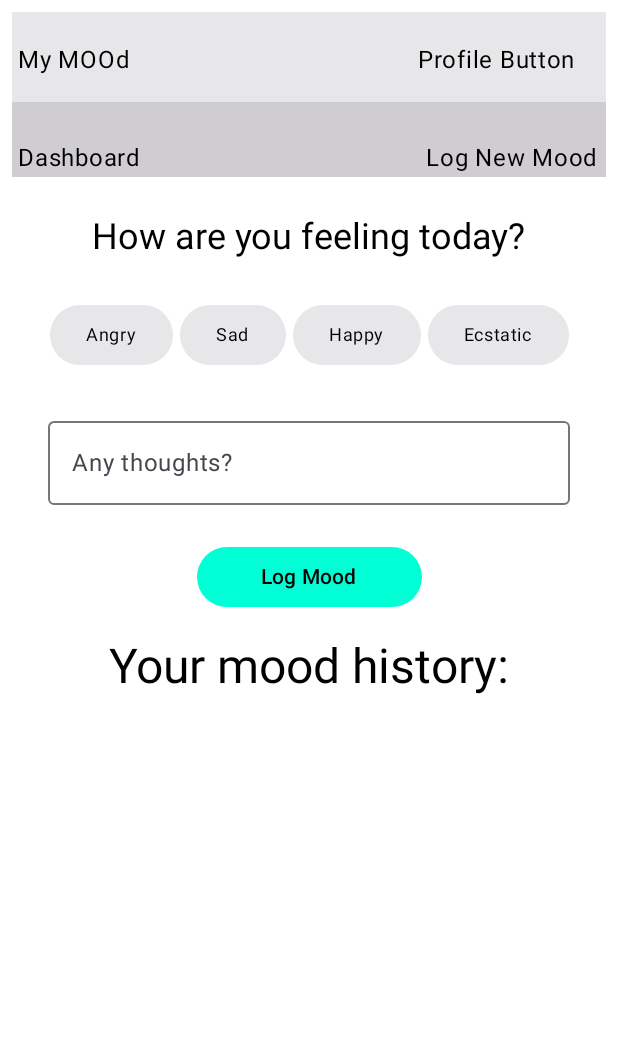
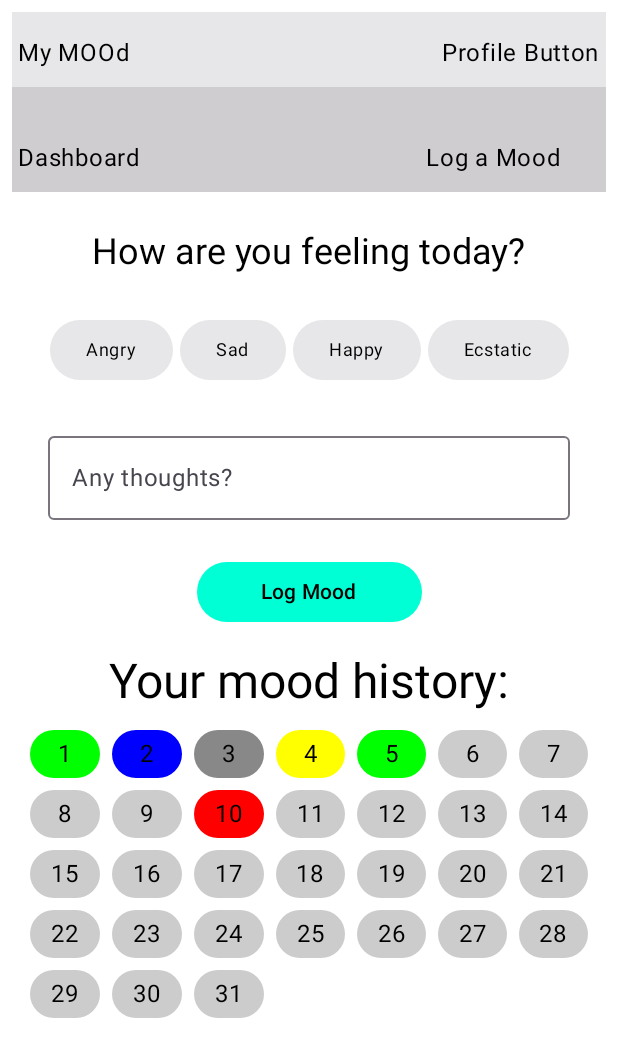
Before and after one commit to HanaLouizaMoussaoui/MOOd, an Android app built with Jetpack Compose: the @Preview function LogMoodPreview, on a phone screen of 412 x 824 dp. Shown: the top 1057 px of the screen. Run offline under Robolectric (Android 15) with nearby library versions, the phone set to English and light mode, and no system bars; our stand-ins replace Room's generated code; 1 statement that could not run was skipped.

Commit message:
Added calendar in log mood screen

```diff
--- a/app/src/main/java/com/example/mood/ui/NavBar.kt
+++ b/app/src/main/java/com/example/mood/ui/NavBar.kt
@@ -23,7 +23,7 @@ fun NavBar(
     BottomAppBar(
         containerColor = MaterialTheme.colorScheme.secondary,
         contentColor = Color.Black,
-        modifier = Modifier.height(50.dp)
+        modifier = Modifier.height(70.dp)
     ) {
         Column {
             IconButton(onClick = onHomeClick,
@@ -48,7 +48,7 @@ fun NavBar(
                 // )
 
             }
-            Text("Log New Mood")
+            Text("Log a Mood")
         }
 
     }
--- a/app/src/main/java/com/example/mood/ui/TopBar.kt
+++ b/app/src/main/java/com/example/mood/ui/TopBar.kt
@@ -28,14 +28,13 @@ fun TopBar(
     BottomAppBar(
         containerColor = MaterialTheme.colorScheme.tertiary,
         contentColor = Color.Black,
-        modifier = Modifier.height(60.dp)
+        modifier = Modifier.height(50.dp)
     ) {
 
         Text("My MOOd")
         Row(
             modifier = Modifier
-                .fillMaxWidth()
-                .padding(16.dp),
+                .fillMaxWidth(),
             horizontalArrangement = Arrangement.End,
             verticalAlignment = Alignment.CenterVertically
         ) {
--- a/app/src/main/java/com/example/mood/ui/screens/LogMood.kt
+++ b/app/src/main/java/com/example/mood/ui/screens/LogMood.kt
@@ -1,6 +1,9 @@
 package com.example.mood.ui.screens
 
+import android.annotation.SuppressLint
+import androidx.compose.foundation.background
 import androidx.compose.foundation.layout.Arrangement
+import androidx.compose.foundation.layout.Box
 import androidx.compose.foundation.layout.Column
 import androidx.compose.foundation.layout.PaddingValues
 import androidx.compose.foundation.layout.R
@@ -10,7 +13,11 @@ import androidx.compose.foundation.layout.fillMaxSize
 import androidx.compose.foundation.layout.fillMaxWidth
 import androidx.compose.foundation.layout.height
 import androidx.compose.foundation.layout.padding
+import androidx.compose.foundation.layout.size
 import androidx.compose.foundation.layout.width
+import androidx.compose.foundation.lazy.grid.GridCells
+import androidx.compose.foundation.lazy.grid.LazyVerticalGrid
+import androidx.compose.foundation.lazy.grid.items
 import androidx.compose.foundation.shape.CircleShape
 import androidx.compose.material3.Button
 import androidx.compose.material3.ButtonDefaults
@@ -32,9 +39,14 @@ import androidx.compose.ui.text.input.PasswordVisualTransformation
 import androidx.compose.ui.tooling.preview.Preview
 import androidx.compose.ui.unit.dp
 import androidx.compose.ui.unit.sp
+import com.example.mood.model.MoodHistory
+import com.example.mood.model.MoodType
+import com.example.mood.model.User
 import com.example.mood.ui.NavBar
 import com.example.mood.ui.TopBar
 import com.example.mood.ui.theme.MOOdTheme
+import java.time.LocalDate
+import java.time.YearMonth
 
 
 @Composable
@@ -144,6 +156,11 @@ fun MoodSelectionPage() {
             style = MaterialTheme.typography.headlineLarge,
             modifier = Modifier.padding(top = 16.dp)
         )
+        MoodCalendar()
+
+
+
+
 
     }
 }
@@ -162,3 +179,59 @@ fun MoodButton(mood: String, isSelected: Boolean, onClick: () -> Unit) {
         Text(text = mood, style = MaterialTheme.typography.bodySmall)
     }
 }
+
+
+@SuppressLint("NewApi")
+@Composable
+fun MoodCalendar() {
+    val sampleMoodLogs = listOf(
+        MoodHistory(1, 1, MoodType.HAPPY, LocalDate.of(2024, 12, 1)),
+        MoodHistory(2, 1, MoodType.SAD, LocalDate.of(2024, 12, 2)),
+        MoodHistory(3, 1, MoodType.NEUTRAL, LocalDate.of(2024, 12, 3)),
+        MoodHistory(4, 1, MoodType.ANXIOUS, LocalDate.of(2024, 12, 4)),
+        MoodHistory(5, 1, MoodType.HAPPY, LocalDate.of(2024, 12, 5)),
+        MoodHistory(6, 1, MoodType.ANGRY, LocalDate.of(2024, 12, 10)),
+    )
+    var user: User? = null
+
+    val currentMonth = YearMonth.now()
+    val daysInMonth = currentMonth.lengthOfMonth()
+    val datesInMonth = (1..daysInMonth).map { currentMonth.atDay(it) }
+
+    LazyVerticalGrid(
+        columns = GridCells.Fixed(7),
+        contentPadding = PaddingValues(8.dp)
+    ) {
+        items(datesInMonth) { date ->
+            val moodForDay = sampleMoodLogs.find { it.dateLogged == date }?.mood
+            MoodDayItem(date, moodForDay)
+        }
+    }
+}
+
+@SuppressLint("NewApi")
+@Composable
+fun MoodDayItem(date: LocalDate, mood: MoodType?) {
+    val moodColor = when (mood) {
+        MoodType.HAPPY -> Color.Green
+        MoodType.SAD -> Color.Blue
+        MoodType.NEUTRAL -> Color.Gray
+        MoodType.ANGRY -> Color.Red
+        MoodType.ANXIOUS -> Color.Yellow
+        null -> Color.LightGray
+    }
+
+    Box(
+        modifier = Modifier
+            .size(40.dp)
+            .padding(4.dp)
+            .background(moodColor, shape = CircleShape),
+        contentAlignment = Alignment.Center
+    ) {
+        Text(
+            text = date.dayOfMonth.toString(),
+            style = MaterialTheme.typography.bodyLarge
+        )
+    }
+
+}
```
